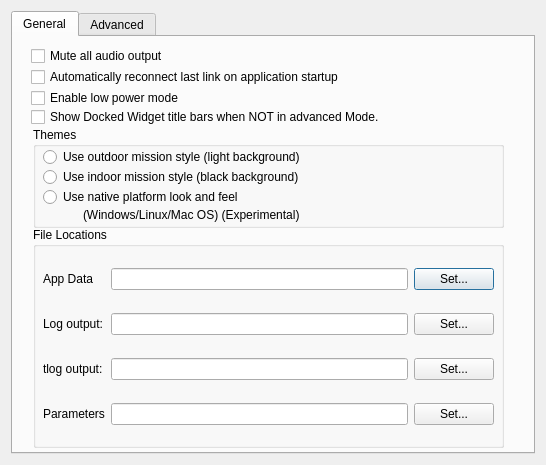
Before: the Qt Designer form src/ui/QGCSettingsWidget.ui in ArduPilot/apm_planner, drawn with Qt 5.
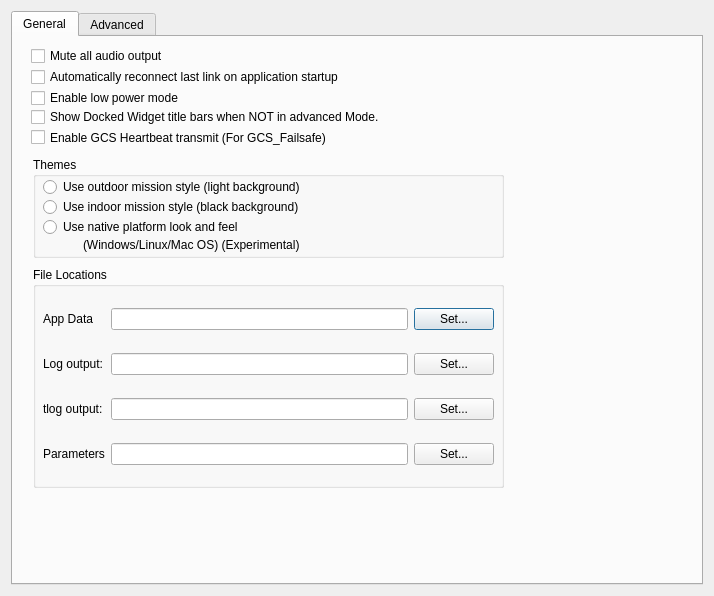
After: the same form once the commit is applied. Icons and pictures are not drawn.

Commit message: Comms: Readdition of GCS heartbeat packets, and the ability to enable or disable them

The edit to the form file:
```diff
--- a/src/ui/QGCSettingsWidget.ui
+++ b/src/ui/QGCSettingsWidget.ui
@@ -6,8 +6,8 @@
    <rect>
     <x>0</x>
     <y>0</y>
-    <width>546</width>
-    <height>465</height>
+    <width>714</width>
+    <height>596</height>
    </rect>
   </property>
   <property name="windowTitle">
@@ -96,7 +96,7 @@
        <property name="geometry">
         <rect>
          <x>20</x>
-         <y>190</y>
+         <y>230</y>
          <width>471</width>
          <height>221</height>
         </rect>
@@ -189,7 +189,7 @@
        <property name="geometry">
         <rect>
          <x>20</x>
-         <y>90</y>
+         <y>120</y>
          <width>471</width>
          <height>101</height>
         </rect>
@@ -253,6 +253,19 @@
         </property>
        </widget>
       </widget>
+      <widget class="QCheckBox" name="heartbeatCheckBox">
+       <property name="geometry">
+        <rect>
+         <x>18</x>
+         <y>92</y>
+         <width>311</width>
+         <height>17</height>
+        </rect>
+       </property>
+       <property name="text">
+        <string>Enable GCS Heartbeat transmit (For GCS_Failsafe)</string>
+       </property>
+      </widget>
       <zorder>groupBox</zorder>
       <zorder>lowPowerCheckBox</zorder>
       <zorder>audioMuteCheckBox</zorder>
```
Left out of the diff: 1 changed line with no effect on the pictures. The commit also changes 6 other files.
